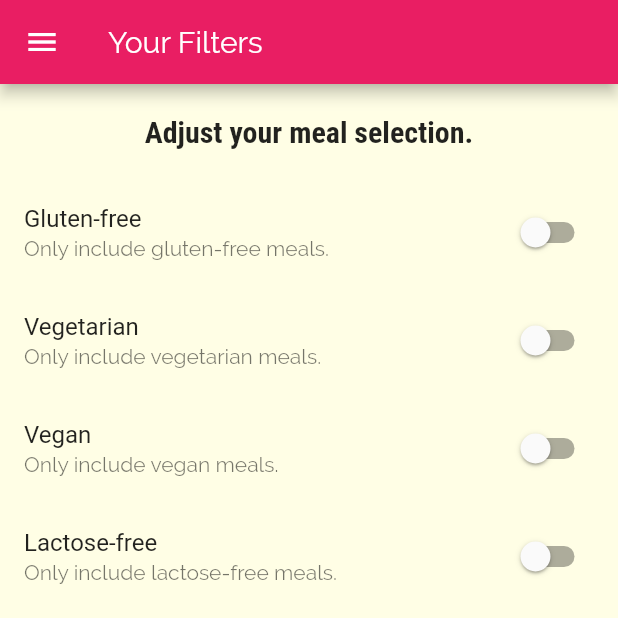
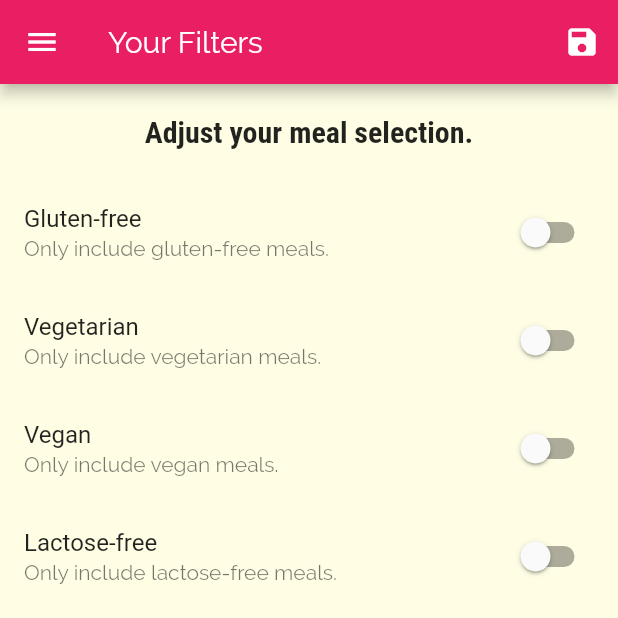
Before and after one commit to zagalapawel/meals_app, a Flutter app: the FiltersScreen screen opened by its route, on a phone screen of 412 x 824 dp, the top half of it. Run offline on Flutter 3.47's test engine with Material 2 defaults, Android fonts, the phone set to English and light mode, and no system bars.

Commit message:
+filters working

```diff
--- a/lib/dummy_data.dart
+++ b/lib/dummy_data.dart
@@ -189,8 +189,8 @@ const DUMMY_MEALS = const [
   Meal(
     id: 'm5',
     categories: [
-      'c2'
-          'c5',
+      'c2',
+      'c5',
       'c10',
     ],
     title: 'Salad with Smoked Salmon',
--- a/lib/main.dart
+++ b/lib/main.dart
@@ -1,14 +1,52 @@
 import 'package:flutter/material.dart';
 
+import './dummy_data.dart';
 import './screens/tabs_screen.dart';
 import './screens/meal_detail_screen.dart';
 import './screens/category_meals_screen.dart';
 import './screens/categories_screen.dart';
 import './screens/filters_screen.dart';
+import './models/meal.dart';
 
 void main() => runApp(MyApp());
 
-class MyApp extends StatelessWidget {
+class MyApp extends StatefulWidget {
+  @override
+  _MyAppState createState() => _MyAppState();
+}
+
+class _MyAppState extends State<MyApp> {
+  Map<String, bool> _filters = {
+    'gluten': false,
+    'lactose': false,
+    'vegetarian': false,
+    'vegan': false,
+  };
+
+  void _setFilters(Map<String, bool> filterData) {
+    setState(() {
+      _filters = filterData;
+
+      _availableMeals = DUMMY_MEALS.where((meal) {
+        if (_filters['gluten'] && !meal.isGlutenFree) {
+          return false;
+        }
+        if (_filters['lactose'] && !meal.isLactoseFree) {
+          return false;
+        }
+        if (_filters['vegetarian'] && !meal.isVegetarian) {
+          return false;
+        }
+        if (_filters['vegan'] && !meal.isVegan) {
+          return false;
+        }
+        return true;
+      }).toList();
+    });
+  }
+
+  List<Meal> _availableMeals = DUMMY_MEALS;
+
   @override
   Widget build(BuildContext context) {
     return MaterialApp(
@@ -32,9 +70,10 @@ class MyApp extends StatelessWidget {
       routes: {
         '/': (ctx) => TabsScreen(),
         // '/category-meals': (ctx) => CategoryMealsScreen(), without static const routeName
-        CategoryMealsScreen.routeName: (ctx) => CategoryMealsScreen(),
+        CategoryMealsScreen.routeName: (ctx) =>
+            CategoryMealsScreen(_availableMeals),
         MealDetailScreen.routeName: (ctx) => MealDetailScreen(),
-        FiltersScreen.routeName: (ctx) => FiltersScreen(),
+        FiltersScreen.routeName: (ctx) => FiltersScreen(_filters, _setFilters),
       },
       onGenerateRoute: (settings) {
         //This is used if routes does not contain the requested route.
--- a/lib/screens/filters_screen.dart
+++ b/lib/screens/filters_screen.dart
@@ -4,6 +4,11 @@ import '../widgets/main_drawer.dart';
 
 class FiltersScreen extends StatefulWidget {
   static const routeName = '/filters';
+
+  final Function saveFilters;
+  final Map<String, bool> currentFilters;
+
+  FiltersScreen(this.currentFilters, this.saveFilters);
 
   @override
   _FiltersScreenState createState() => _FiltersScreenState();
@@ -14,6 +19,15 @@ class _FiltersScreenState extends State<FiltersScreen> {
   var _vegetarian = false;
   var _vegan = false;
   var _lactoseFree = false;
+
+  @override
+  void initState() {
+    _glutenFree = widget.currentFilters['gluten'];
+    _lactoseFree = widget.currentFilters['lactose'];
+    _vegan = widget.currentFilters['vegan'];
+    _vegetarian = widget.currentFilters['vegetarian'];
+    super.initState();
+  }
 
   Widget _buildSwitchListTile(
     bool currentValue,
@@ -32,9 +46,20 @@ class _FiltersScreenState extends State<FiltersScreen> {
   @override
   Widget build(BuildContext context) {
     return Scaffold(
-      appBar: AppBar(
-        title: Text('Your Filters'),
-      ),
+      appBar: AppBar(title: Text('Your Filters'), actions: <Widget>[
+        IconButton(
+          icon: Icon(Icons.save),
+          onPressed: () {
+            final selectedFilters = {
+              'gluten': _glutenFree,
+              'lactose': _lactoseFree,
+              'vegetarian': _vegetarian,
+              'vegan': _vegan,
+            };
+            widget.saveFilters(selectedFilters);
+          },
+        ),
+      ]),
       drawer: MainDrawer(),
       body: Column(
         children: <Widget>[
```
Also changed, not shown: lib/screens/category_meals_screen.dart (+5 -2 lines).
